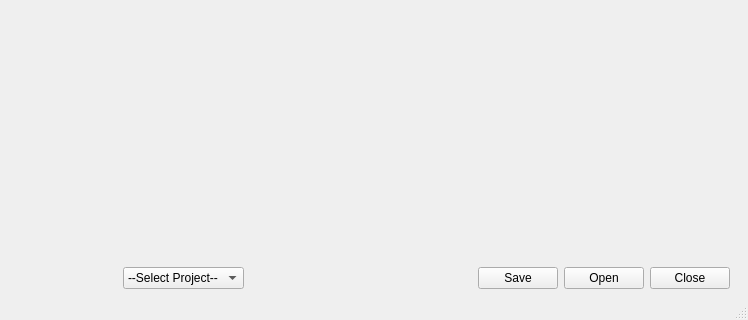
This is ui/explorer.ui in iceanimations/customui as Qt 5 draws it before an edit; both pictures show x 170 to 918 and y 198 to 518 of the 918 by 518 pixel window. The edited form follows.
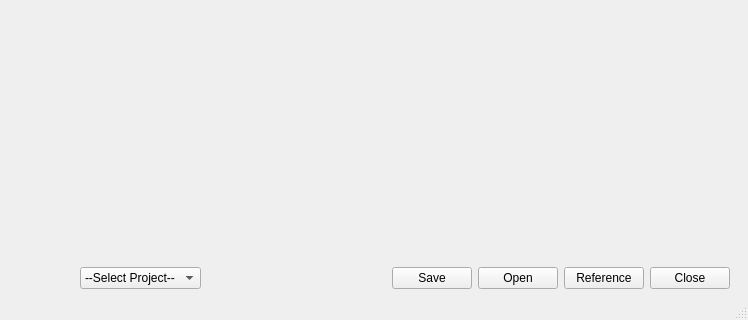
This is the edited form.

Patch:
```diff
--- a/ui/explorer.ui
+++ b/ui/explorer.ui
@@ -140,6 +140,19 @@
         </property>
        </widget>
       </item>
+      <item>
+       <widget class="QPushButton" name="referenceButton">
+        <property name="minimumSize">
+         <size>
+          <width>75</width>
+          <height>0</height>
+         </size>
+        </property>
+        <property name="text">
+         <string>Reference</string>
+        </property>
+       </widget>
+      </item>
       <item>
        <widget class="QPushButton" name="closeButton">
         <property name="sizePolicy">
```
